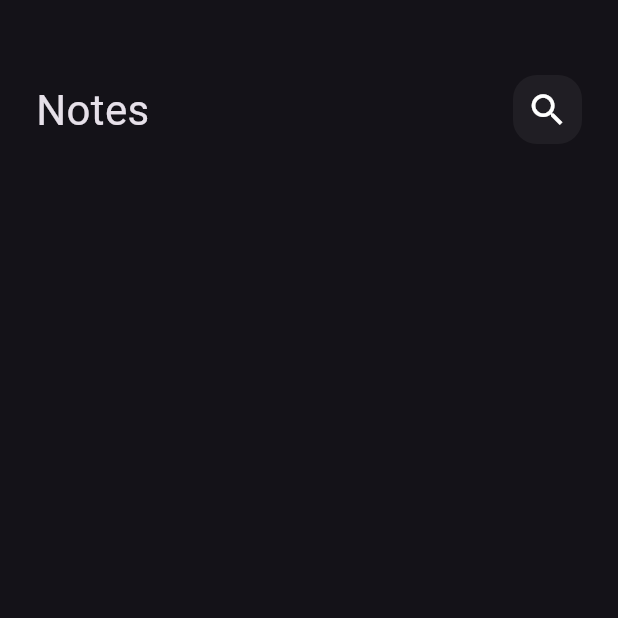
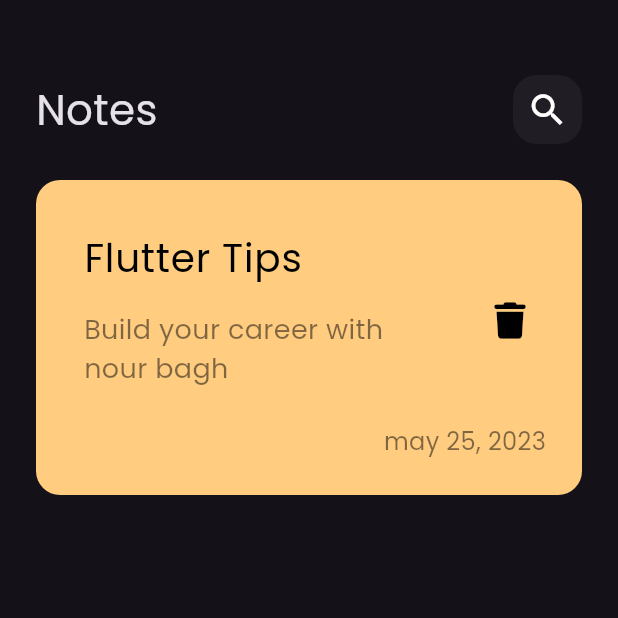
Before and after one commit to bagh98/notes_app, a Flutter app: the screen it shows after launch, on a phone screen of 412 x 824 dp, the top half of it. Run offline on Flutter 3.47's test engine with Material 3 defaults, Android fonts, the phone set to English and light mode, and no system bars; our stand-ins replace font_awesome_flutter.

Commit message:
add notes item

```diff
--- a/lib/main.dart
+++ b/lib/main.dart
@@ -16,6 +16,7 @@ class MyApp extends StatelessWidget {
       debugShowCheckedModeBanner: false,
       theme: ThemeData(
         brightness: Brightness.dark,
+        fontFamily: 'Poppins',
       ),
       home: const NotesView(),
     );
--- /dev/null
+++ b/lib/views/widgets/notes_item.dart
@@ -0,0 +1,65 @@
+import 'package:flutter/material.dart';
+import 'package:font_awesome_flutter/font_awesome_flutter.dart';
+
+class NotesItem extends StatelessWidget {
+  const NotesItem({super.key});
+
+  @override
+  Widget build(BuildContext context) {
+    return Container(
+      padding: const EdgeInsets.only(
+        left: 16,
+        top: 24,
+        bottom: 24,
+      ),
+      decoration: BoxDecoration(
+        color: const Color(0xffFFCC80),
+        borderRadius: BorderRadius.circular(16),
+      ),
+      child: Column(
+        crossAxisAlignment: CrossAxisAlignment.end,
+        children: [
+          ListTile(
+            title: const Text(
+              'Flutter Tips',
+              style: TextStyle(
+                fontSize: 26,
+                color: Colors.black,
+              ),
+            ),
+            subtitle: Padding(
+              padding: const EdgeInsets.only(top: 16.0, bottom: 16),
+              child: Text(
+                'Build your career with nour bagh',
+                style: TextStyle(
+                  color: Colors.black.withOpacity(0.5),
+                  fontSize: 18,
+                ),
+              ),
+            ),
+            trailing: IconButton(
+              onPressed: () {},
+              icon: const Icon(
+                FontAwesomeIcons.trash,
+                color: Colors.black,
+                size: 24,
+              ),
+            ),
+          ),
+          Padding(
+            padding: const EdgeInsets.only(
+              right: 24.0,
+            ),
+            child: Text(
+              'may 25, 2023',
+              style: TextStyle(
+                fontSize: 16,
+                color: Colors.black.withOpacity(0.5),
+              ),
+            ),
+          ),
+        ],
+      ),
+    );
+  }
+}
--- a/lib/views/widgets/notes_view_body.dart
+++ b/lib/views/widgets/notes_view_body.dart
@@ -1,4 +1,5 @@
 import 'package:flutter/material.dart';
+import 'package:nots_app/views/widgets/notes_item.dart';
 
 import 'custom_app_bar.dart';
 
@@ -13,6 +14,8 @@ class NotesViewBody extends StatelessWidget {
         children: [
           SizedBox(height: 50),
           CustomAppBAr(),
+          SizedBox(height: 24),
+          NotesItem()
         ],
       ),
     );
```
Also changed, not shown: pubspec.yaml (+7 -11 lines), assets/fonts/Poppins-Regular.ttf (added), pubspec.lock.
